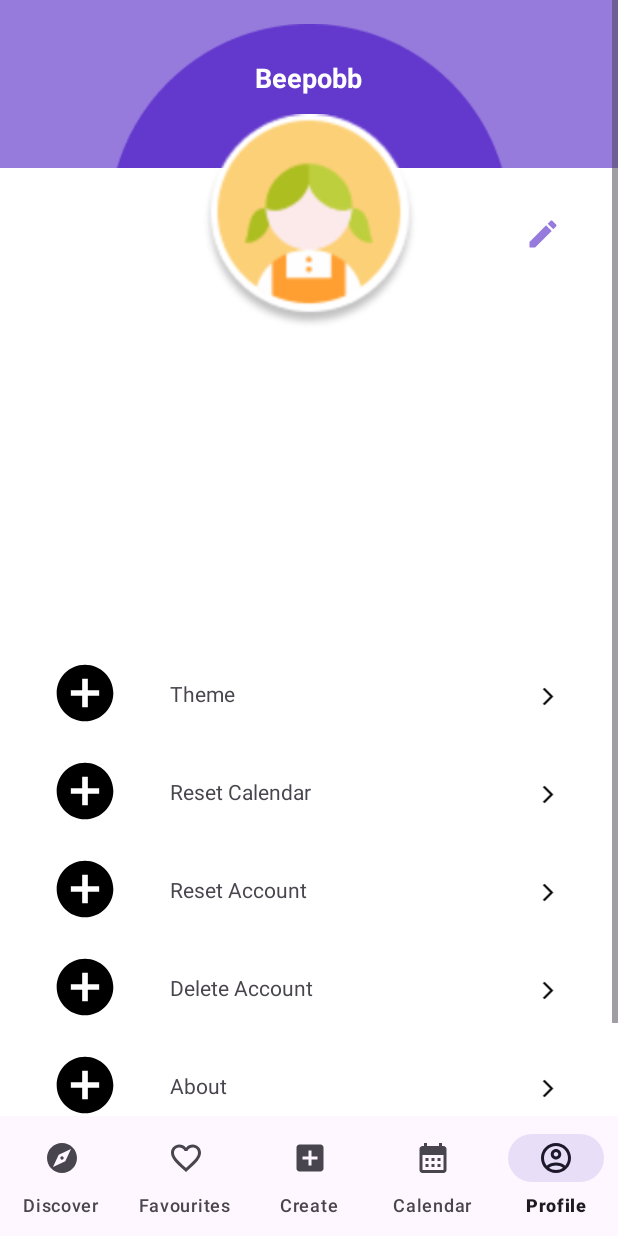
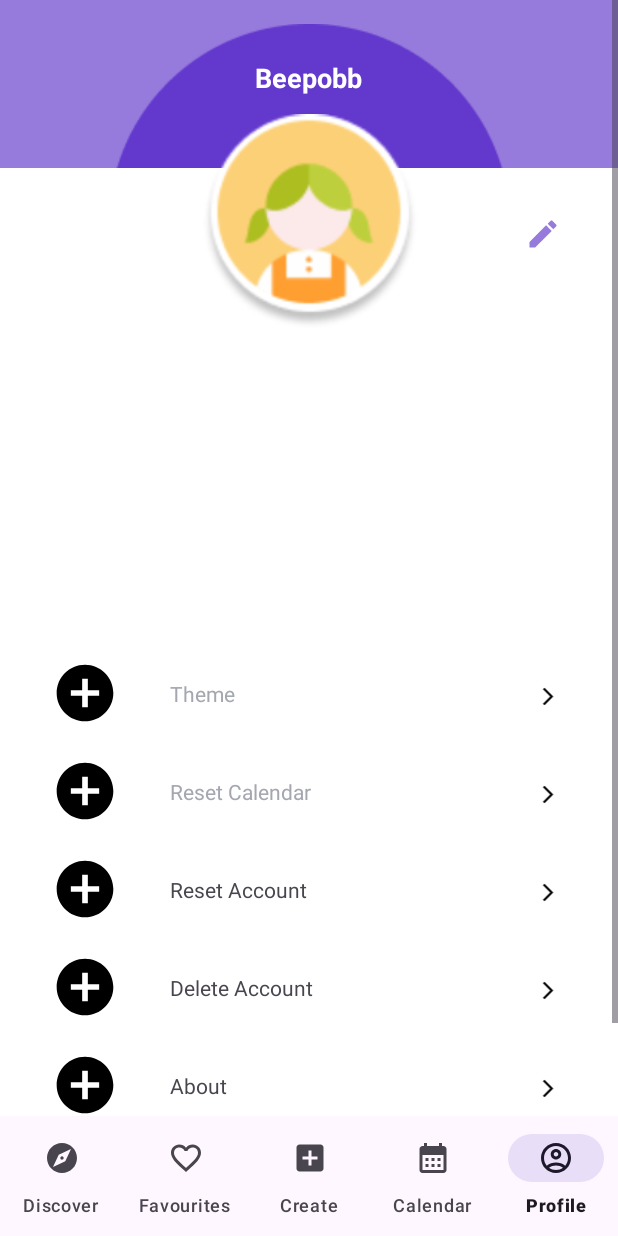
Before and after one commit to beepobb/Clarity, an Android app: the screen it shows after launch (MainActivity), item 5 of the bottom bar chosen, on a phone screen of 412 x 824 dp. Run offline under Robolectric (Android 15) with nearby library versions, the phone set to English and light mode, and no system bars.

Commit message:
Created styles for light and dark mode

```diff
--- a/app/src/main/res/drawable/alert_button_border.xml
+++ b/app/src/main/res/drawable/alert_button_border.xml
@@ -5,6 +5,6 @@
         android:color="@android:color/transparent"/>
     <stroke
         android:width="0.5pt"
-        android:color="@color/profile_bg"/>
+        android:color="@color/purple"/>
 
 </shape>
--- a/app/src/main/res/layout/alert_box.xml
+++ b/app/src/main/res/layout/alert_box.xml
@@ -28,7 +28,7 @@
             android:layout_marginTop="4dp"
             android:gravity="center_horizontal|top"
             android:text="@string/profile_alert"
-            android:textColor="@color/profile_bg"
+            android:textColor="@color/purple"
             android:textSize="16sp"
             android:textStyle="bold"
             app:layout_constraintEnd_toEndOf="@+id/imageView"
@@ -64,7 +64,7 @@
                 android:layout_width="130dp"
                 android:layout_height="wrap_content"
                 android:layout_weight="1"
-                android:background="@color/profile_bg"
+                android:background="@color/purple"
                 android:text="@string/oops"
                 android:textColor="@color/white"
                 android:textSize="11sp"
--- a/app/src/main/res/layout/fragment_profile.xml
+++ b/app/src/main/res/layout/fragment_profile.xml
@@ -4,7 +4,7 @@
     xmlns:tools="http://schemas.android.com/tools"
     android:layout_width="match_parent"
     android:layout_height="match_parent"
-    android:background="@color/profile_bg"
+    style="@style/ProfileBanner"
     tools:context=".NavBarFragments.Profile.Profile">
 
     <ScrollView
@@ -74,7 +74,7 @@
                 app:layout_constraintHorizontal_bias="0.208"
                 app:layout_constraintStart_toEndOf="@+id/circleBg"
                 app:layout_constraintTop_toTopOf="@+id/profileWhiteBg"
-                app:tint="@color/profile_bg" />
+                app:tint="@color/purple" />
 
             <androidx.constraintlayout.widget.ConstraintLayout
                 android:id="@+id/constraintLayout3"
@@ -119,6 +119,7 @@
                             app:layout_constraintVertical_bias="0.0" />
 
                         <TextView
+                            style="@style/Typography"
                             android:id="@+id/themeText"
                             android:layout_width="wrap_content"
                             android:layout_height="wrap_content"
@@ -163,6 +164,7 @@
                             app:layout_constraintVertical_bias="0.0" />
 
                         <TextView
+                            style="@style/Typography"
                             android:id="@+id/resetCalendarText"
                             android:layout_width="wrap_content"
                             android:layout_height="wrap_content"
--- a/app/src/main/res/values/colors.xml
+++ b/app/src/main/res/values/colors.xml
@@ -2,5 +2,14 @@
 <resources>
     <color name="black">#FF000000</color>
     <color name="white">#FFFFFFFF</color>
-    <color name="profile_bg">#967ADC</color>
+    <color name="purple">#967ADC</color>
+    <color name="off_white">#FFFCFA</color>
+    <color name="dark_purple">#6339CD</color>
+    <color name="light_grey">#F2F3F6</color>
+    <color name="dark_grey">#212121</color>
+    <color name="grey">#A4A7B0</color>
+    <color name="bg_dark">#0E0D0D</color>
+    <color name="purplish_grey">#232232</color>
+    <color name="wolf_grey">#434A54</color>
+    <color name="purple_tint">#FDFAFF</color>
 </resources>
```
Also changed, not shown: app/src/main/res/values-night/themes.xml (+21 -0 lines), app/src/main/res/values/themes.xml (+20 -0 lines).
